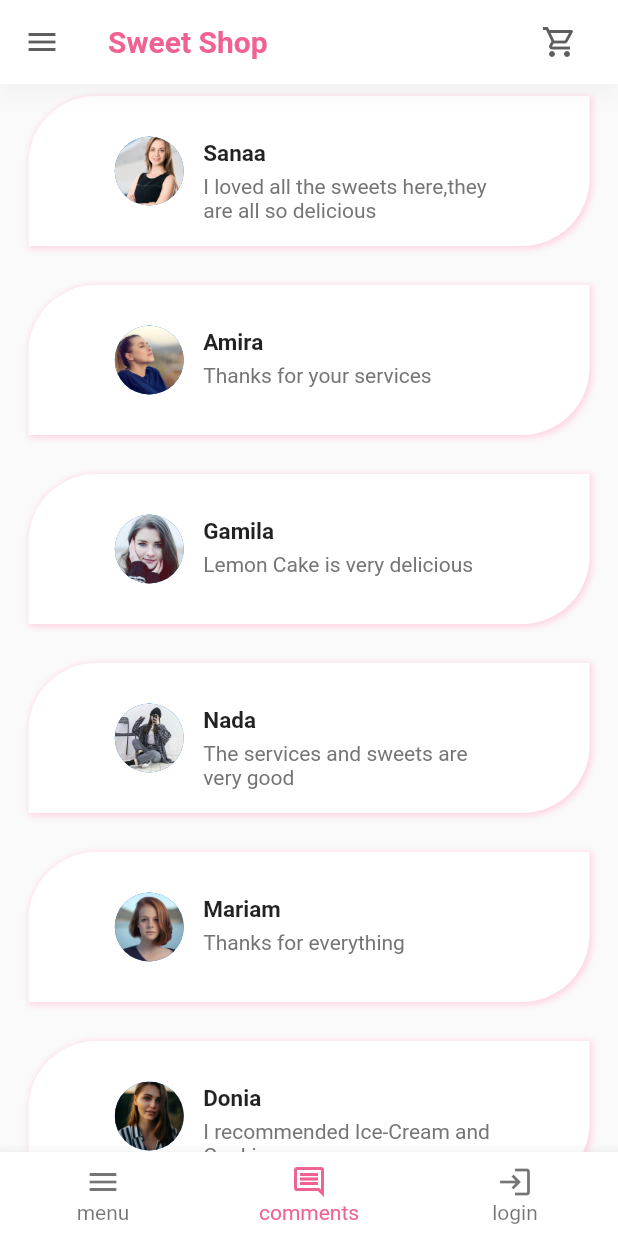
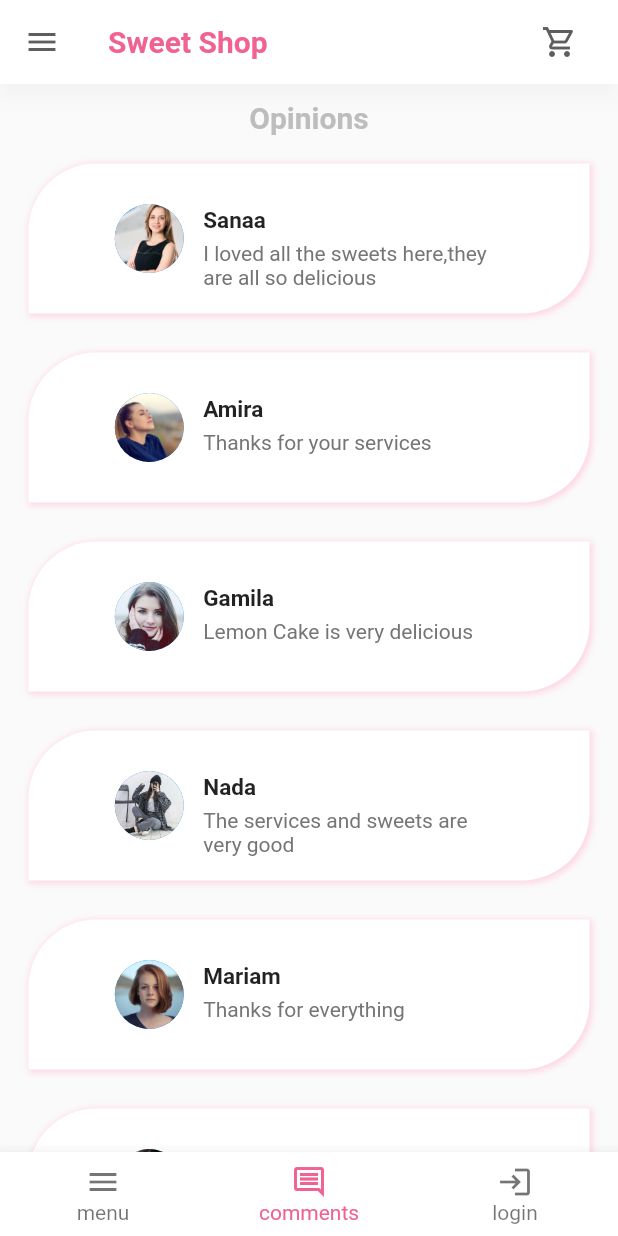
Before and after one commit to TasniemSeiam/SweetShop_flutter, a Flutter app: the screen it shows after launch, item 2 of the bottom bar chosen, on a phone screen of 412 x 824 dp. Run offline on Flutter 3.47's test engine with Material 2 defaults, Android fonts, the phone set to English and light mode, and no system bars.

Commit message:
my first flutter commit

```diff
--- a/lib/comments.dart
+++ b/lib/comments.dart
@@ -34,18 +34,33 @@ class Comments extends StatelessWidget {
         comment: "I recommended Ice-Cream and Cookis ",
         image: AssetImage("assets/images/p2.jpg"),
         name: "Donia"),
-
   ];
 
   @override
   Widget build(BuildContext context) {
-    return  Center(
-        child: Padding(
-          padding:EdgeInsets.symmetric(horizontal:11,),
+    return  SingleChildScrollView(
+      child: Center(
+        child: Column(
+            // crossAxisAlignment: CrossAxisAlignment.start,
+            children: [
+              Padding(
+                padding:  EdgeInsets.all(11.0),
+                child: Text("Opinions",style: TextStyle(fontSize: 20,fontWeight: FontWeight.bold,color:Colors.grey[400])),
+              ),
+              Padding(
+                padding: EdgeInsets.symmetric(
+                  horizontal: 11,
+                ),
                 child: ListView.separated(
-            itemBuilder: (context, index) => comments(comment: coments[index]),
-            separatorBuilder: (context, index) => SizedBox(height: 10,),
+                  itemBuilder: (context, index) =>
+                      comments(comment: coments[index]),
+                  separatorBuilder: (context, index) => SizedBox(
+                    height: 10,
+                  ),shrinkWrap: true,
+                  physics: NeverScrollableScrollPhysics(),
                   itemCount: coments.length,
+                ),),
+            ],
           ),
       ),
     );
@@ -55,7 +70,6 @@ class Comments extends StatelessWidget {
     return Column(
       crossAxisAlignment: CrossAxisAlignment.start,
       children: [
-
         Padding(
           padding: EdgeInsets.all(8.0),
           child: Container(
@@ -67,16 +81,17 @@ class Comments extends StatelessWidget {
                 bottomRight: Radius.circular(45),
                 topLeft: Radius.circular(45),
               ),
-              boxShadow: [BoxShadow(
-                color:Color(0xcbffcddc),
-                offset: Offset(1,1),
+              boxShadow: [
+                BoxShadow(
+                  color: Color(0xcbffcddc),
+                  offset: Offset(1, 1),
                   blurRadius: 3,
                   spreadRadius: 1,
-              ),],
+                ),
+              ],
             ),
             child: Row(
               mainAxisAlignment: MainAxisAlignment.center,
-
               children: [
                 CircleAvatar(
                   radius: 23.0,
@@ -86,7 +101,7 @@ class Comments extends StatelessWidget {
                   width: 13,
                 ),
                 Padding(
-                  padding:EdgeInsets.only(top:29),
+                  padding: EdgeInsets.only(top: 29),
                   child: Container(
                     width: 200,
                     child: Column(
@@ -111,7 +126,7 @@ class Comments extends StatelessWidget {
               ],
             ),
           ),
-        )
+        ),
       ],
     );
   }
```
Lines whose indentation alone changed are shown as unchanged.
